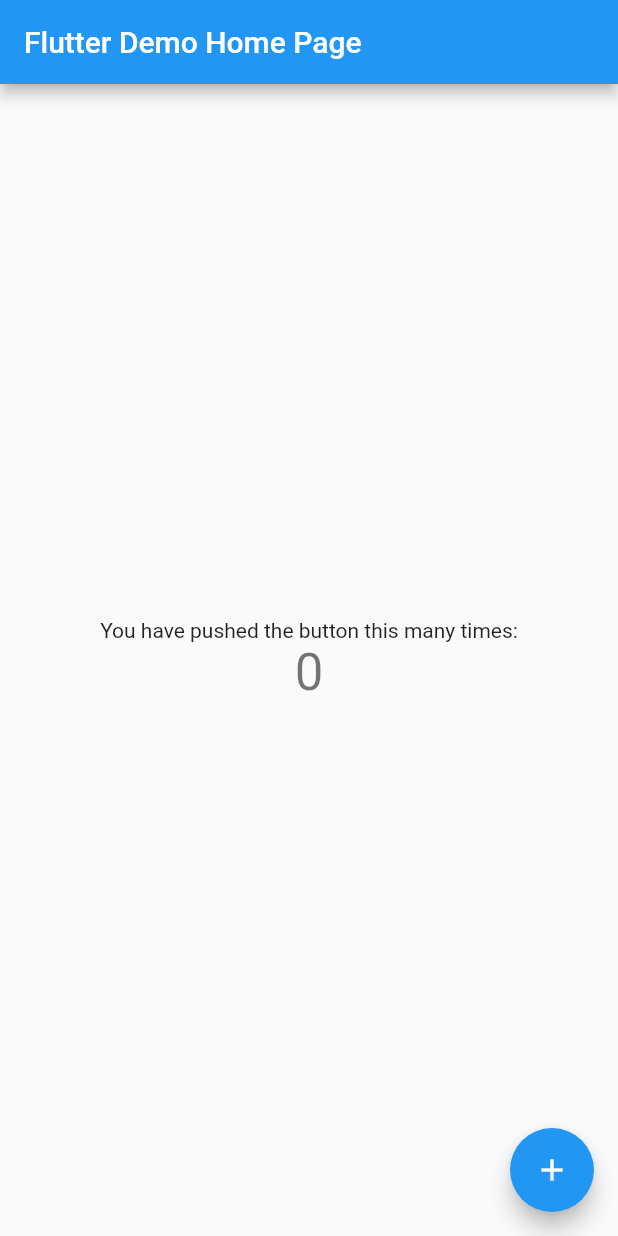
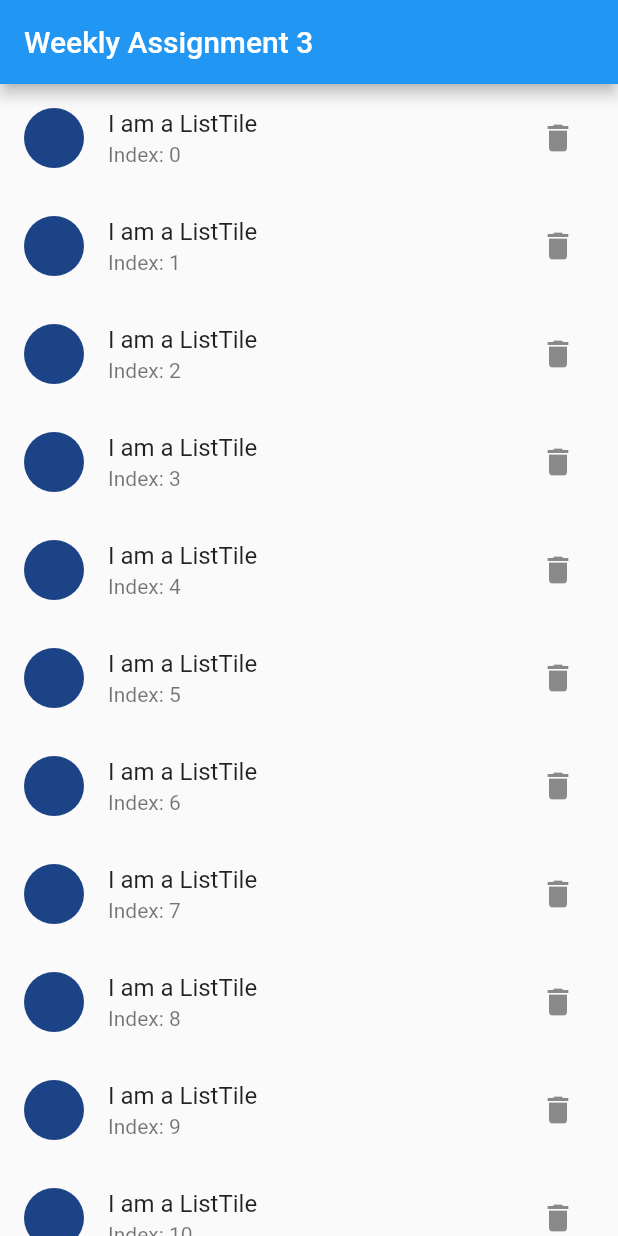
Before and after one commit to SiGMobileUIUC/WeeklyAssignments, a Flutter app: the screen it shows after launch, on a phone screen of 412 x 824 dp. Run offline on Flutter 3.47's test engine with Material 2 defaults, Android fonts, the phone set to English and light mode, and no system bars.

Commit message:
Assignment 3 Completed

```diff
--- a/weekly_assignment_3/lib/main.dart
+++ b/weekly_assignment_3/lib/main.dart
@@ -1,4 +1,5 @@
 import 'package:flutter/material.dart';
+import 'dart:math';
 
 void main() {
   runApp(const MyApp());
@@ -24,7 +25,7 @@
         // is not restarted.
         primarySwatch: Colors.blue,
       ),
-      home: const MyHomePage(title: 'Flutter Demo Home Page'),
+      home: const MyHomePage(title: 'Weekly Assignment 3'),
     );
   }
 }
@@ -48,68 +49,38 @@
 }
 
 class _MyHomePageState extends State<MyHomePage> {
-  int _counter = 0;
+  List<int> _indices = List.generate(12, (idx) => idx);
 
-  void _incrementCounter() {
+  Color _randomColorGenerator() {
+    return Color((Random().nextDouble() * 0xFFFFFF).toInt()).withOpacity(1.0);
+  }
+
+  void _removeTile(int idx) {
     setState(() {
-      // This call to setState tells the Flutter framework that something has
-      // changed in this State, which causes it to rerun the build method below
-      // so that the display can reflect the updated values. If we changed
-      // _counter without calling setState(), then the build method would not be
-      // called again, and so nothing would appear to happen.
-      _counter++;
+      _indices.remove(idx);
     });
   }
 
   @override
   Widget build(BuildContext context) {
-    // This method is rerun every time setState is called, for instance as done
-    // by the _incrementCounter method above.
-    //
-    // The Flutter framework has been optimized to make rerunning build methods
-    // fast, so that you can just rebuild anything that needs updating rather
-    // than having to individually change instances of widgets.
     return Scaffold(
-      appBar: AppBar(
-        // Here we take the value from the MyHomePage object that was created by
-        // the App.build method, and use it to set our appbar title.
-        title: Text(widget.title),
+      appBar: AppBar(title: Text(widget.title)),
+      body: ListView.builder(
+        itemCount: _indices.length,
+        itemBuilder: (BuildContext context, int position) {
+          return ListTile(
+            leading: CircleAvatar(
+              backgroundColor: _randomColorGenerator(),
+            ),
+            title: Text('I am a ListTile'),
+            subtitle: Text('Index: ${_indices[position]}'),
+            trailing: IconButton(
+              icon: Icon(Icons.delete),
+              onPressed: () => _removeTile(_indices[position]),
+            ),
+          );
+        },
       ),
-      body: Center(
-        // Center is a layout widget. It takes a single child and positions it
-        // in the middle of the parent.
-        child: Column(
-          // Column is also a layout widget. It takes a list of children and
-          // arranges them vertically. By default, it sizes itself to fit its
-          // children horizontally, and tries to be as tall as its parent.
-          //
-          // Invoke "debug painting" (press "p" in the console, choose the
-          // "Toggle Debug Paint" action from the Flutter Inspector in Android
-          // Studio, or the "Toggle Debug Paint" command in Visual Studio Code)
-          // to see the wireframe for each widget.
-          //
-          // Column has various properties to control how it sizes itself and
-          // how it positions its children. Here we use mainAxisAlignment to
-          // center the children vertically; the main axis here is the vertical
-          // axis because Columns are vertical (the cross axis would be
-          // horizontal).
-          mainAxisAlignment: MainAxisAlignment.center,
-          children: <Widget>[
-            const Text(
-              'You have pushed the button this many times:',
-            ),
-            Text(
-              '$_counter',
-              style: Theme.of(context).textTheme.headline4,
-            ),
-          ],
-        ),
-      ),
-      floatingActionButton: FloatingActionButton(
-        onPressed: _incrementCounter,
-        tooltip: 'Increment',
-        child: const Icon(Icons.add),
-      ), // This trailing comma makes auto-formatting nicer for build methods.
     );
   }
 }
```
Also changed, not shown: weekly_assignment_3/pubspec.lock, 1 other file.
